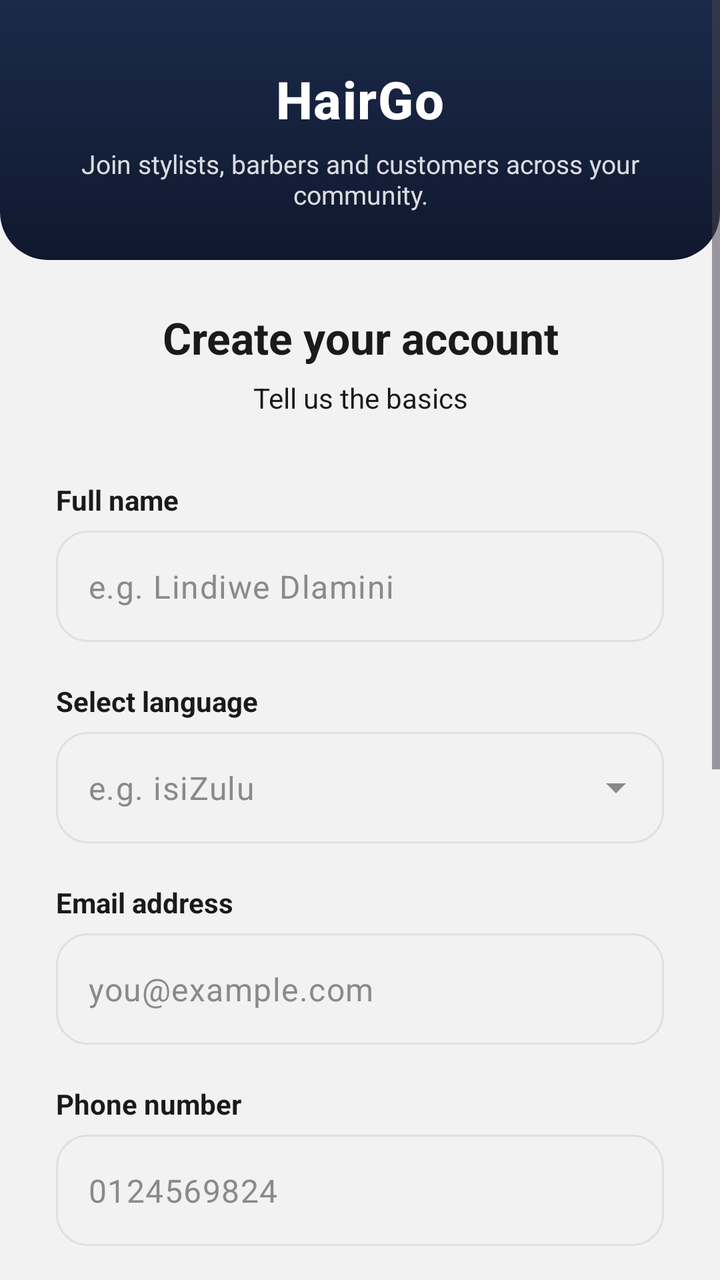
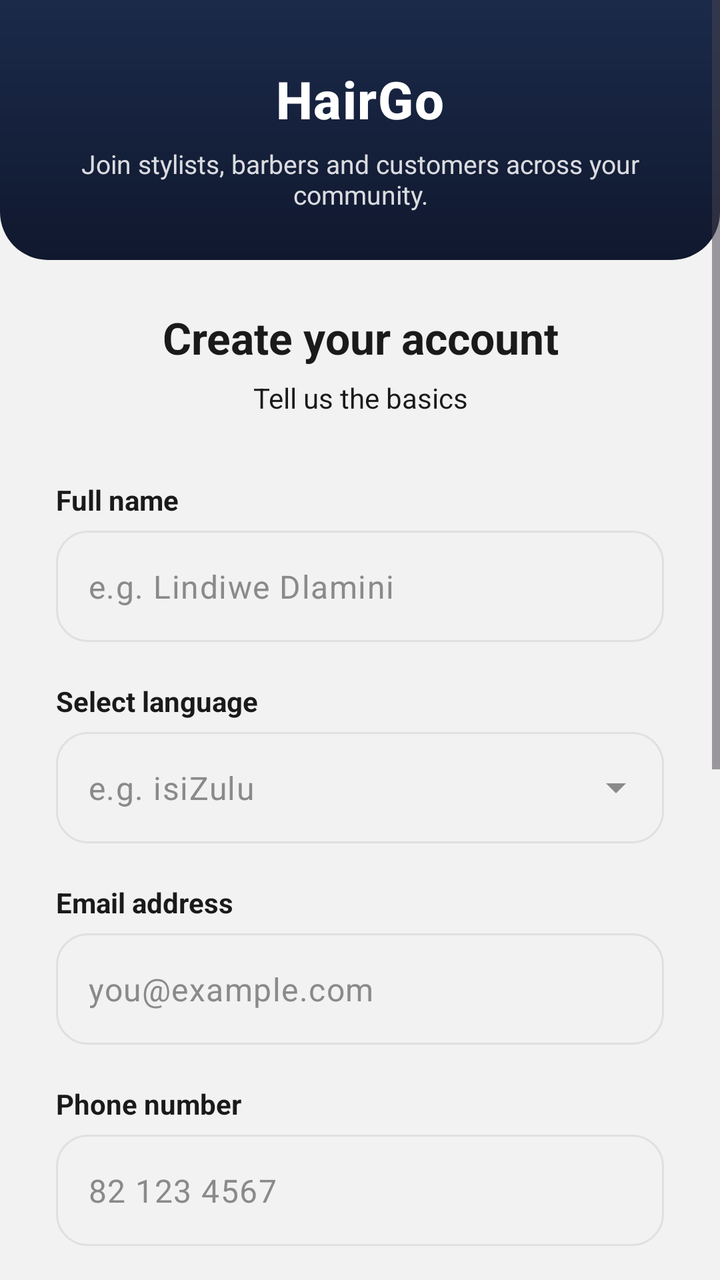

Compare the two renders of this Android layout. The source of the first and the diff that turns it into the second are given below.
<!-- AndroidManifest.xml: application theme Theme.HairGo -->
<!-- res/layout/activity_register_owner.xml -->
<ScrollView
    xmlns:android="http://schemas.android.com/apk/res/android"
    xmlns:app="http://schemas.android.com/apk/res-auto"
    android:layout_width="match_parent"
    android:layout_height="match_parent"
    android:background="@color/grey_light"
    android:fillViewport="true"
    android:overScrollMode="never">

    <LinearLayout
        android:layout_width="match_parent"
        android:layout_height="wrap_content"
        android:orientation="vertical">

        <include layout="@layout/view_auth_header" />

        <LinearLayout
            android:layout_width="match_parent"
            android:layout_height="wrap_content"
            android:orientation="vertical"
            android:paddingHorizontal="28dp"
            android:paddingTop="24dp"
            android:paddingBottom="48dp">

            
            <TextView
                android:layout_width="wrap_content"
                android:layout_height="wrap_content"
                android:layout_gravity="center_horizontal"
                android:gravity="center"
                android:layout_marginBottom="6dp"
                android:text="Create your account"
                android:textColor="@color/text_primary"
                android:textSize="22sp"
                android:textStyle="bold" />

            <TextView
                android:layout_width="wrap_content"
                android:layout_height="wrap_content"
                android:layout_gravity="center_horizontal"
                android:gravity="center"
                android:layout_marginBottom="32dp"
                android:text="Tell us the basics"
                android:textColor="@color/text_primary"
                android:textSize="14sp" />

            
            <TextView
                android:layout_width="wrap_content"
                android:layout_height="wrap_content"
                android:layout_marginBottom="6dp"
                android:text="Full name"
                android:textColor="@color/text_primary"
                android:textSize="14sp"
                android:textStyle="bold" />

            <com.google.android.material.textfield.TextInputLayout
                android:id="@+id/tilFullName"
                style="@style/Widget.Material3.TextInputLayout.OutlinedBox"
                android:layout_width="match_parent"
                android:layout_height="wrap_content"
                android:layout_marginBottom="20dp"
                app:boxCornerRadiusBottomEnd="16dp"
                app:boxCornerRadiusBottomStart="16dp"
                app:boxCornerRadiusTopEnd="16dp"
                app:boxCornerRadiusTopStart="16dp"
                app:hintEnabled="false">

                <com.google.android.material.textfield.TextInputEditText
                    android:id="@+id/etFullName"
                    android:layout_width="match_parent"
                    android:layout_height="wrap_content"
                    android:hint="e.g. Lindiwe Dlamini"
                    android:inputType="textPersonName|textCapWords"
                    android:textColorHint="@color/grey_medium" />
            </com.google.android.material.textfield.TextInputLayout>

            
            <TextView
                android:layout_width="wrap_content"
                android:layout_height="wrap_content"
                android:layout_marginBottom="6dp"
                android:text="Select language"
                android:textColor="@color/text_primary"
                android:textSize="14sp"
                android:textStyle="bold" />

            <com.google.android.material.textfield.TextInputLayout
                android:id="@+id/tilLanguage"
                style="@style/Widget.Material3.TextInputLayout.OutlinedBox.ExposedDropdownMenu"
                android:layout_width="match_parent"
                android:layout_height="wrap_content"
                android:layout_marginBottom="20dp"
                app:boxCornerRadiusBottomEnd="16dp"
                app:boxCornerRadiusBottomStart="16dp"
                app:boxCornerRadiusTopEnd="16dp"
                app:boxCornerRadiusTopStart="16dp"
                app:hintEnabled="false">

                <AutoCompleteTextView
                    android:id="@+id/actvLanguage"
                    android:layout_width="match_parent"
                    android:layout_height="wrap_content"
                    android:hint="e.g. isiZulu"
                    android:inputType="none"
                    android:textColorHint="@color/grey_medium" />
            </com.google.android.material.textfield.TextInputLayout>

            
            <TextView
                android:layout_width="wrap_content"
                android:layout_height="wrap_content"
                android:layout_marginBottom="6dp"
                android:text="Email address"
                android:textColor="@color/text_primary"
                android:textSize="14sp"
                android:textStyle="bold" />

            <com.google.android.material.textfield.TextInputLayout
                android:id="@+id/tilEmail"
                style="@style/Widget.Material3.TextInputLayout.OutlinedBox"
                android:layout_width="match_parent"
                android:layout_height="wrap_content"
                android:layout_marginBottom="20dp"
                app:boxCornerRadiusBottomEnd="16dp"
                app:boxCornerRadiusBottomStart="16dp"
                app:boxCornerRadiusTopEnd="16dp"
                app:boxCornerRadiusTopStart="16dp"
                app:hintEnabled="false">

                <com.google.android.material.textfield.TextInputEditText
                    android:id="@+id/etEmail"
                    android:layout_width="match_parent"
                    android:layout_height="wrap_content"
                    android:hint="you@example.com"
                    android:inputType="textEmailAddress"
                    android:textColorHint="@color/grey_medium" />
            </com.google.android.material.textfield.TextInputLayout>

            
            <TextView
                android:layout_width="wrap_content"
                android:layout_height="wrap_content"
                android:layout_marginBottom="6dp"
                android:text="Phone number"
                android:textColor="@color/text_primary"
                android:textSize="14sp"
                android:textStyle="bold" />

            <com.google.android.material.textfield.TextInputLayout
                android:id="@+id/tilPhone"
                style="@style/Widget.Material3.TextInputLayout.OutlinedBox"
                android:layout_width="match_parent"
                android:layout_height="wrap_content"
                android:layout_marginBottom="20dp"
                app:boxCornerRadiusBottomEnd="16dp"
                app:boxCornerRadiusBottomStart="16dp"
                app:boxCornerRadiusTopEnd="16dp"
                app:boxCornerRadiusTopStart="16dp"
                app:hintEnabled="false"
                app:prefixText="+27 "
                app:prefixTextColor="@color/text_primary">

                <com.google.android.material.textfield.TextInputEditText
                    android:id="@+id/etPhone"
                    android:layout_width="match_parent"
                    android:layout_height="wrap_content"
                    android:hint="0124569824"
                    android:inputType="phone"
                    android:textColorHint="@color/grey_medium" />
            </com.google.android.material.textfield.TextInputLayout>

            
            <TextView
                android:layout_width="wrap_content"
                android:layout_height="wrap_content"
                android:layout_marginBottom="6dp"
                android:text=" Enter Password"
                android:textColor="@color/text_primary"
                android:textSize="14sp"
                android:textStyle="bold" />

            <com.google.android.material.textfield.TextInputLayout
                android:id="@+id/tilPassword"
                style="@style/Widget.Material3.TextInputLayout.OutlinedBox"
                android:layout_width="match_parent"
                android:layout_height="wrap_content"
                android:layout_marginBottom="20dp"
                app:boxCornerRadiusBottomEnd="16dp"
                app:boxCornerRadiusBottomStart="16dp"
                app:boxCornerRadiusTopEnd="16dp"
                app:boxCornerRadiusTopStart="16dp"
                app:endIconMode="password_toggle"
                app:hintEnabled="false">

                <com.google.android.material.textfield.TextInputEditText
                    android:id="@+id/etPassword"
                    android:layout_width="match_parent"
                    android:layout_height="wrap_content"
                    android:inputType="textPassword" />
            </com.google.android.material.textfield.TextInputLayout>

            
            <TextView
                android:layout_width="wrap_content"
                android:layout_height="wrap_content"
                android:layout_marginBottom="6dp"
                android:text="Confirm password"
                android:textColor="@color/text_primary"
                android:textSize="14sp"
                android:textStyle="bold" />

            <com.google.android.material.textfield.TextInputLayout
                android:id="@+id/tilConfirmPassword"
                style="@style/Widget.Material3.TextInputLayout.OutlinedBox"
                android:layout_width="match_parent"
                android:layout_height="wrap_content"
                android:layout_marginBottom="24dp"
                app:boxCornerRadiusBottomEnd="16dp"
                app:boxCornerRadiusBottomStart="16dp"
                app:boxCornerRadiusTopEnd="16dp"
                app:boxCornerRadiusTopStart="16dp"
                app:endIconMode="password_toggle"
                app:hintEnabled="false">

                <com.google.android.material.textfield.TextInputEditText
                    android:id="@+id/etConfirmPassword"
                    android:layout_width="match_parent"
                    android:layout_height="wrap_content"
                    android:inputType="textPassword" />
            </com.google.android.material.textfield.TextInputLayout>

            
            <com.google.android.material.button.MaterialButton
                android:id="@+id/btnNext"
                android:layout_width="match_parent"
                android:layout_height="56dp"
                android:layout_marginBottom="24dp"
                android:text="Next"
                android:textAllCaps="false"
                android:textSize="16sp"
                android:textStyle="bold"
                app:backgroundTint="@color/teal_primary"
                app:cornerRadius="16dp"
                app:elevation="4dp" />

            
            <LinearLayout
                android:layout_width="match_parent"
                android:layout_height="wrap_content"
                android:layout_marginBottom="24dp"
                android:gravity="center_vertical"
                android:orientation="horizontal">

                <View
                    android:layout_width="0dp"
                    android:layout_height="1dp"
                    android:layout_weight="1"
                    android:background="@color/input_border" />

                <TextView
                    android:layout_width="wrap_content"
                    android:layout_height="wrap_content"
                    android:paddingHorizontal="16dp"
                    android:text="OR"
                    android:textColor="@color/text_primary"
                    android:textSize="13sp" />

                <View
                    android:layout_width="0dp"
                    android:layout_height="1dp"
                    android:layout_weight="1"
                    android:background="@color/input_border" />
            </LinearLayout>

            
            <TextView
                android:id="@+id/tvLogin"
                android:layout_width="wrap_content"
                android:layout_height="wrap_content"
                android:layout_gravity="center_horizontal"
                android:background="?attr/selectableItemBackgroundBorderless"
                android:paddingHorizontal="16dp"
                android:paddingVertical="14dp"
                android:text="Already have an account? Log in"
                android:textColor="@color/text_primary"
                android:textSize="14sp" />

        </LinearLayout>
    </LinearLayout>
</ScrollView>
<!-- res/layout/view_auth_header.xml (included above) -->
<?xml version="1.0" encoding="utf-8"?>
<LinearLayout xmlns:android="http://schemas.android.com/apk/res/android"
    android:layout_width="match_parent"
    android:layout_height="wrap_content"
    android:orientation="vertical"
    android:background="@drawable/bg_header"
    android:paddingTop="32dp"
    android:paddingBottom="24dp"
    android:paddingHorizontal="24dp"
    android:gravity="center">

    <TextView
        android:layout_width="wrap_content"
        android:layout_height="wrap_content"
        android:text="HairGo"
        android:textColor="@android:color/white"
        android:textSize="26sp"
        android:textStyle="bold"
        android:fontFamily="sans-serif-medium"
        android:letterSpacing="0.02"/>

    <TextView
        android:layout_width="wrap_content"
        android:layout_height="wrap_content"
        android:layout_marginTop="6dp"
        android:text="Join stylists, barbers and customers across your community."
        android:textColor="@android:color/white"
        android:alpha="0.85"
        android:textSize="13sp"
        android:gravity="center"
        android:paddingHorizontal="12dp"/>
</LinearLayout>
<!-- resources referenced by this layout -->
<resources>
  <color name="grey_light">#F2F2F2</color>
  <color name="grey_medium">#8A8A8A</color>
  <color name="input_border">#DADADA</color>
  <color name="teal_primary">#1C8C7C</color>
  <color name="text_primary">#1A1A1A</color>
  <!-- drawable bg_header (drawable) -->
  <?xml version="1.0" encoding="utf-8"?>
  <shape xmlns:android="http://schemas.android.com/apk/res/android"
      android:shape="rectangle">
      <gradient
          android:startColor="@color/navy"
          android:endColor="@color/navy_dark"
          android:angle="270" />
      <corners
          android:bottomLeftRadius="24dp"
          android:bottomRightRadius="24dp" />
  </shape>
  <style name="Theme.HairGo" parent="Base.Theme.HairGo">
          <item name="snackbarStyle">@style/Widget.HairGo.Snackbar</item>
      </style>
  <color name="navy">#1B2A4A</color>
  <color name="navy_dark">#10182E</color>
  <style name="Base.Theme.HairGo" parent="Theme.Material3.DayNight.NoActionBar">
          <item name="colorPrimary">@color/teal</item>
          <item name="colorOnPrimary">@color/white</item>
          <item name="colorSurface">@color/surface</item>
          <item name="colorOnSurface">@color/text_primary</item>
          <item name="colorSurfaceVariant">@color/grey_light</item>
          <item name="colorOnSurfaceVariant">@color/grey_medium</item>
          <item name="colorOutline">@color/grey_border</item>
          <item name="android:colorBackground">@color/grey_light</item>
      </style>
  <style name="Widget.HairGo.Snackbar" parent="Widget.Material3.Snackbar">
          <item name="backgroundTint">@color/navy</item>
          <item name="android:textColor">@color/white</item>
          <item name="shapeAppearanceOverlay">@style/ShapeAppearanceOverlay.HairGo_Snackbar</item>
      </style>
  <color name="teal">#14B8A6</color>
  <color name="white">#FFFFFF</color>
  <color name="surface">#FFFFFF</color>
  <color name="grey_border">#E0E0E0</color>
  <style name="ShapeAppearanceOverlay.HairGo_Snackbar" parent="">
          <item name="cornerFamily">rounded</item>
          <item name="cornerSize">16dp</item>
      </style>
</resources>

<!-- the commit's change to res/layout/activity_register_owner.xml (unified diff, before → after) -->
@@ -165,7 +165,7 @@
                     android:id="@+id/etPhone"
                     android:layout_width="match_parent"
                     android:layout_height="wrap_content"
-                    android:hint="0124569824"
+                    android:hint="82 123 4567"
                     android:inputType="phone"
                     android:textColorHint="@color/grey_medium" />
             </com.google.android.material.textfield.TextInputLayout>
